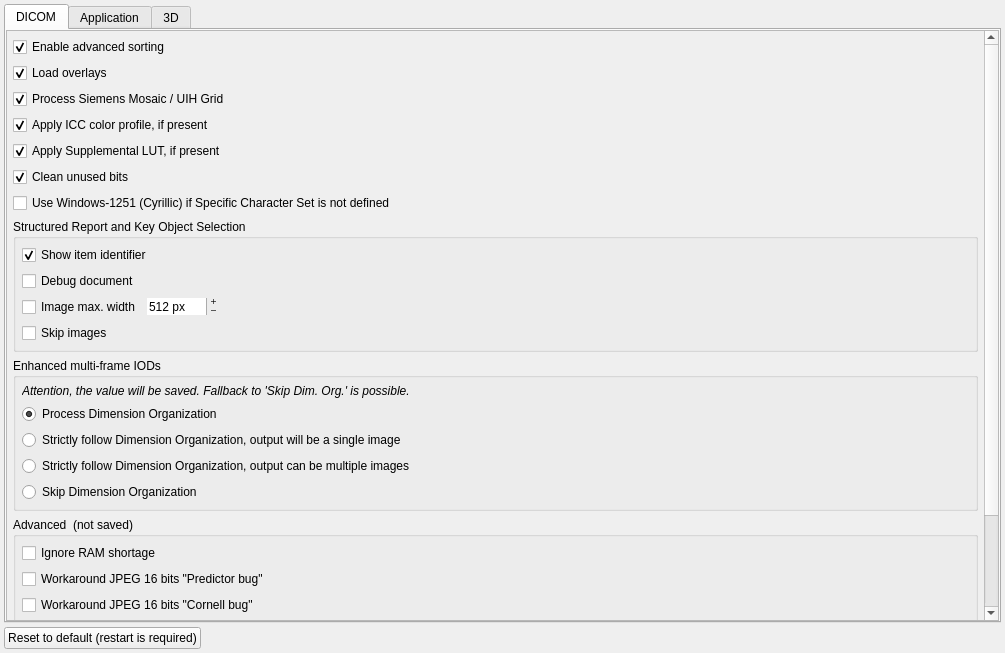
Before: the Qt Designer form GUI/settingswidget.ui in AlizaMedicalImaging/AlizaMS, drawn with Qt 5.
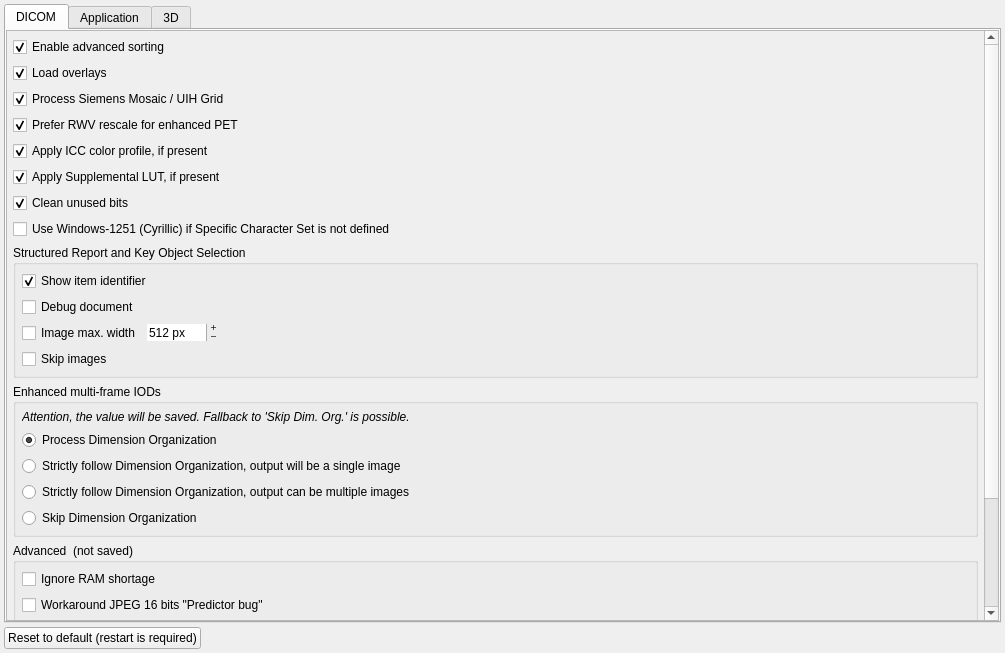
After: the same form once the commit is applied.

Commit message: Small improvement in gen_itk_image

The edit to the form file:
```diff
--- a/GUI/settingswidget.ui
+++ b/GUI/settingswidget.ui
@@ -44,7 +44,7 @@
             <x>0</x>
             <y>0</y>
             <width>973</width>
-            <height>960</height>
+            <height>996</height>
            </rect>
           </property>
           <layout class="QVBoxLayout" name="verticalLayout_14">
@@ -117,6 +117,25 @@
              </property>
             </widget>
            </item>
+           <item>
+            <widget class="QCheckBox" name="rwvpet_checkBox">
+             <property name="sizePolicy">
+              <sizepolicy hsizetype="Expanding" vsizetype="Fixed">
+               <horstretch>0</horstretch>
+               <verstretch>0</verstretch>
+              </sizepolicy>
+             </property>
+             <property name="toolTip">
+              <string>&lt;html&gt;&lt;head/&gt;&lt;body&gt;&lt;p align=&quot;center&quot;&gt;&lt;span style=&quot; font-weight:600;&quot;&gt;Enhanced PET&lt;/span&gt;&lt;/p&gt;&lt;p&gt;Prefer &lt;span style=&quot; font-style:italic;&quot;&gt;Real World Value Mapping Sequence&lt;/span&gt; for rescale intercept/slope.&lt;/p&gt;&lt;p&gt;If there are multiple mappings, priority is determined by the following order:&lt;/p&gt;&lt;p&gt;&lt;span style=&quot; font-weight:600;&quot;&gt;g/ml{SUVbw), &lt;/span&gt;other&lt;span style=&quot; font-weight:600;&quot;&gt; g/ml, Bq/ml, &lt;/span&gt;first item&lt;/p&gt;&lt;p&gt;In the absence of data or in the event of an error, the &lt;span style=&quot; font-style:italic;&quot;&gt;Pixel Value Transformation Sequence&lt;/span&gt; will be used.&lt;/p&gt;&lt;/body&gt;&lt;/html&gt;</string>
+             </property>
+             <property name="text">
+              <string>Prefer RWV rescale for enhanced PET</string>
+             </property>
+             <property name="checked">
+              <bool>true</bool>
+             </property>
+            </widget>
+           </item>
            <item>
             <widget class="QCheckBox" name="icc_checkBox">
              <property name="sizePolicy">
```
Left out of the diff: 1 changed line with no effect on the pictures. The commit also changes 2 other files.
